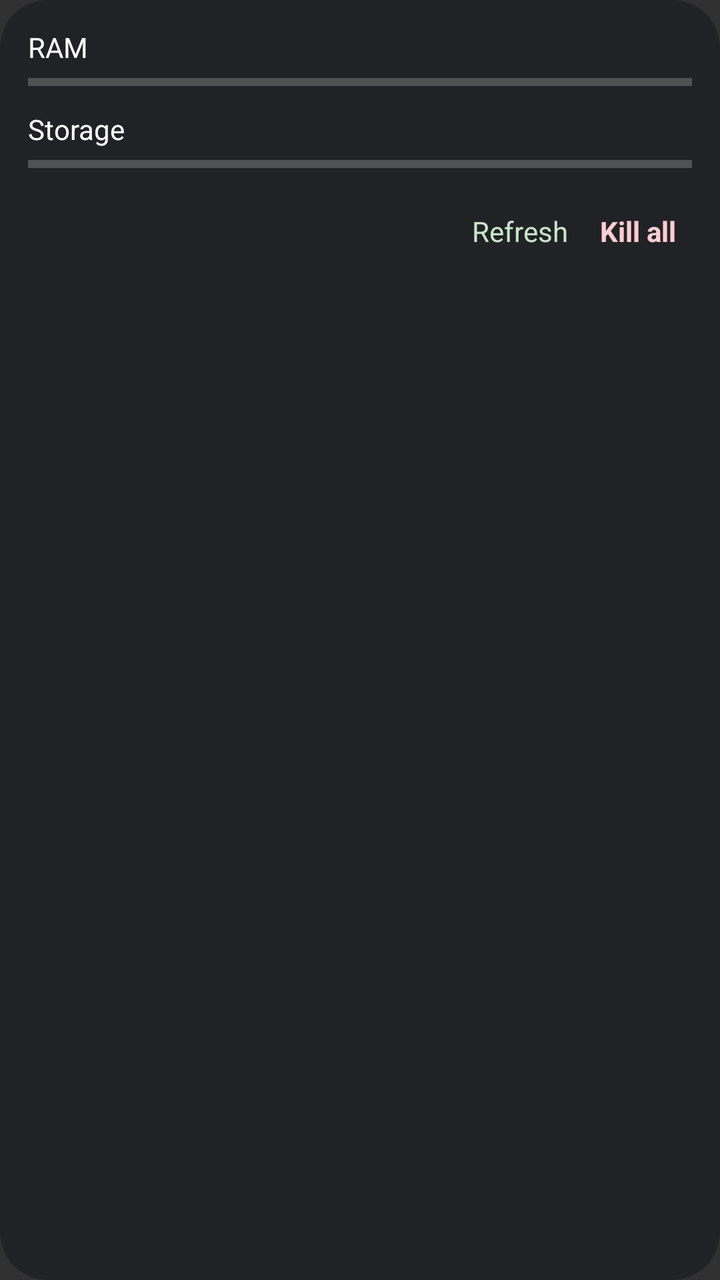
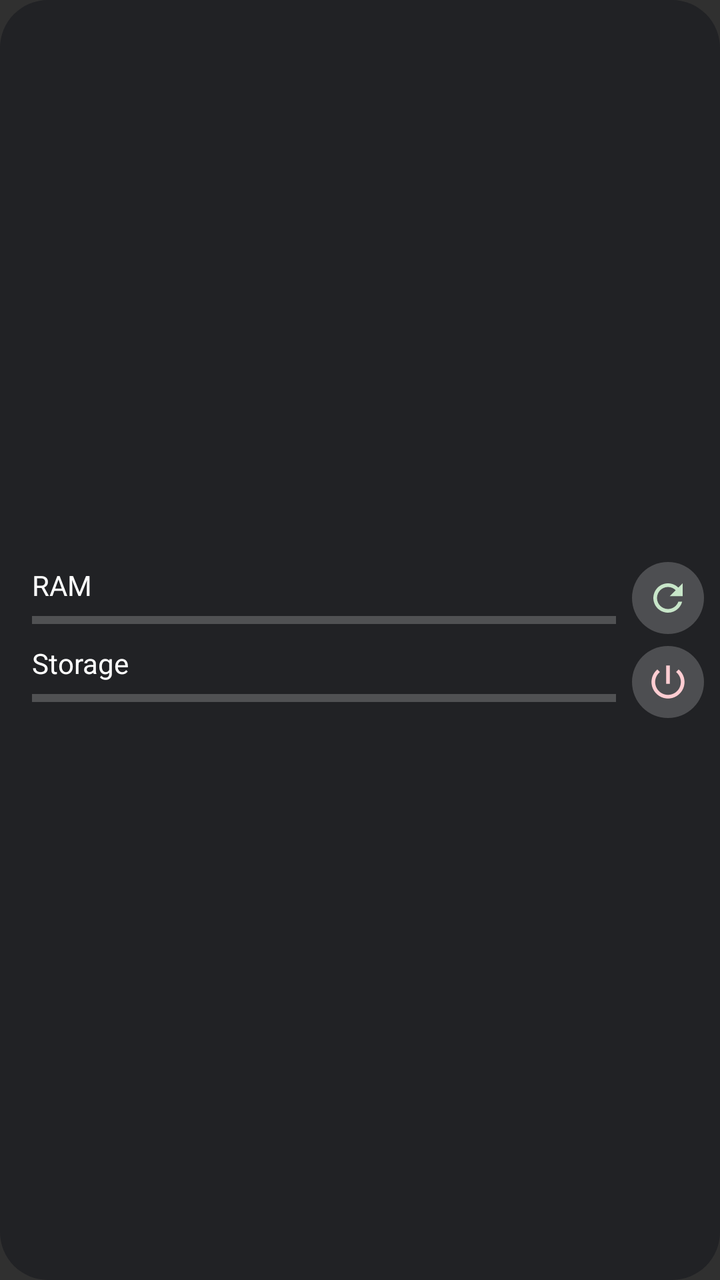

Two renders of the same Android screen: before a commit and after it. Below are the layout's source before the change and the commit's diff.
<!-- AndroidManifest.xml: application theme Theme.Memdroid -->
<!-- res/layout/widget.xml -->
<?xml version="1.0" encoding="utf-8"?>
<LinearLayout xmlns:android="http://schemas.android.com/apk/res/android"
    android:id="@+id/widget_root"
    android:layout_width="match_parent"
    android:layout_height="match_parent"
    android:background="@drawable/widget_background"
    android:orientation="vertical"
    android:padding="14dp">

    <TextView
        android:id="@+id/ram_text"
        android:layout_width="match_parent"
        android:layout_height="wrap_content"
        android:textColor="#FFFFFF"
        android:textSize="14sp"
        android:text="RAM" />

    <ProgressBar
        android:id="@+id/ram_bar"
        style="@android:style/Widget.Material.ProgressBar.Horizontal"
        android:layout_width="match_parent"
        android:layout_height="wrap_content"
        android:max="100" />

    <TextView
        android:id="@+id/storage_text"
        android:layout_width="match_parent"
        android:layout_height="wrap_content"
        android:layout_marginTop="6dp"
        android:textColor="#FFFFFF"
        android:textSize="14sp"
        android:text="Storage" />

    <ProgressBar
        android:id="@+id/storage_bar"
        style="@android:style/Widget.Material.ProgressBar.Horizontal"
        android:layout_width="match_parent"
        android:layout_height="wrap_content"
        android:max="100" />

    <LinearLayout
        android:layout_width="match_parent"
        android:layout_height="wrap_content"
        android:layout_marginTop="8dp"
        android:gravity="end"
        android:orientation="horizontal">

        <TextView
            android:id="@+id/refresh"
            android:layout_width="wrap_content"
            android:layout_height="wrap_content"
            android:padding="8dp"
            android:text="Refresh"
            android:textColor="#C8E6C9"
            android:textSize="14sp" />

        <TextView
            android:id="@+id/kill_all"
            android:layout_width="wrap_content"
            android:layout_height="wrap_content"
            android:padding="8dp"
            android:text="Kill all"
            android:textColor="#FFCDD2"
            android:textSize="14sp"
            android:textStyle="bold" />
    </LinearLayout>
</LinearLayout>
<!-- resources referenced by this layout -->
<resources>
  <!-- drawable widget_background (drawable) -->
  <?xml version="1.0" encoding="utf-8"?>
  <shape xmlns:android="http://schemas.android.com/apk/res/android" android:shape="rectangle">
      <solid android:color="#E6202124" />
      <corners android:radius="24dp" />
  </shape>
  <style name="Theme.Memdroid" parent="android:Theme.Material.NoActionBar">
          <item name="android:statusBarColor">@android:color/transparent</item>
          <item name="android:navigationBarColor">@android:color/transparent</item>
      </style>
</resources>

<!-- the commit's change to res/layout/widget.xml (unified diff, before → after) -->
@@ -4,64 +4,78 @@
     android:layout_width="match_parent"
     android:layout_height="match_parent"
     android:background="@drawable/widget_background"
-    android:orientation="vertical"
-    android:padding="14dp">
-
-    <TextView
-        android:id="@+id/ram_text"
-        android:layout_width="match_parent"
-        android:layout_height="wrap_content"
-        android:textColor="#FFFFFF"
-        android:textSize="14sp"
-        android:text="RAM" />
-
-    <ProgressBar
-        android:id="@+id/ram_bar"
-        style="@android:style/Widget.Material.ProgressBar.Horizontal"
-        android:layout_width="match_parent"
-        android:layout_height="wrap_content"
-        android:max="100" />
-
-    <TextView
-        android:id="@+id/storage_text"
-        android:layout_width="match_parent"
-        android:layout_height="wrap_content"
-        android:layout_marginTop="6dp"
-        android:textColor="#FFFFFF"
-        android:textSize="14sp"
-        android:text="Storage" />
-
-    <ProgressBar
-        android:id="@+id/storage_bar"
-        style="@android:style/Widget.Material.ProgressBar.Horizontal"
-        android:layout_width="match_parent"
-        android:layout_height="wrap_content"
-        android:max="100" />
+    android:gravity="center_vertical"
+    android:orientation="horizontal"
+    android:paddingStart="16dp"
+    android:paddingTop="10dp"
+    android:paddingEnd="8dp"
+    android:paddingBottom="10dp">
 
     <LinearLayout
-        android:layout_width="match_parent"
+        android:layout_width="0dp"
         android:layout_height="wrap_content"
-        android:layout_marginTop="8dp"
-        android:gravity="end"
-        android:orientation="horizontal">
+        android:layout_weight="1"
+        android:orientation="vertical">
 
         <TextView
-            android:id="@+id/refresh"
-            android:layout_width="wrap_content"
+            android:id="@+id/ram_text"
+            android:layout_width="match_parent"
             android:layout_height="wrap_content"
-            android:padding="8dp"
-            android:text="Refresh"
-            android:textColor="#C8E6C9"
-            android:textSize="14sp" />
+            android:maxLines="1"
+            android:ellipsize="end"
+            android:textColor="#FFFFFF"
+            android:textSize="14sp"
+            android:text="RAM" />
+
+        <ProgressBar
+            android:id="@+id/ram_bar"
+            style="@android:style/Widget.Material.ProgressBar.Horizontal"
+            android:layout_width="match_parent"
+            android:layout_height="wrap_content"
+            android:max="100" />
 
         <TextView
+            android:id="@+id/storage_text"
+            android:layout_width="match_parent"
+            android:layout_height="wrap_content"
+            android:layout_marginTop="4dp"
+            android:maxLines="1"
+            android:ellipsize="end"
+            android:textColor="#FFFFFF"
+            android:textSize="14sp"
+            android:text="Storage" />
+
+        <ProgressBar
+            android:id="@+id/storage_bar"
+            style="@android:style/Widget.Material.ProgressBar.Horizontal"
+            android:layout_width="match_parent"
+            android:layout_height="wrap_content"
+            android:max="100" />
+    </LinearLayout>
+
+    <LinearLayout
+        android:layout_width="wrap_content"
+        android:layout_height="wrap_content"
+        android:layout_marginStart="8dp"
+        android:orientation="vertical">
+
+        <ImageView
+            android:id="@+id/refresh"
+            android:layout_width="36dp"
+            android:layout_height="36dp"
+            android:background="@drawable/widget_button"
+            android:contentDescription="Refresh"
+            android:padding="7dp"
+            android:src="@drawable/ic_widget_refresh" />
+
+        <ImageView
             android:id="@+id/kill_all"
-            android:layout_width="wrap_content"
-            android:layout_height="wrap_content"
-            android:padding="8dp"
-            android:text="Kill all"
-            android:textColor="#FFCDD2"
-            android:textSize="14sp"
-            android:textStyle="bold" />
+            android:layout_width="36dp"
+            android:layout_height="36dp"
+            android:layout_marginTop="6dp"
+            android:background="@drawable/widget_button"
+            android:contentDescription="Kill all"
+            android:padding="7dp"
+            android:src="@drawable/ic_widget_kill" />
     </LinearLayout>
 </LinearLayout>
<!-- resource entries referenced after the edit -->
@@ -1,10 +1,27 @@
 <!-- resources referenced by this layout -->
 <resources>
+  <!-- drawable ic_widget_kill (drawable) -->
+  <vector xmlns:android="http://schemas.android.com/apk/res/android"
+      android:width="24dp" android:height="24dp" android:viewportWidth="24" android:viewportHeight="24">
+      <path android:fillColor="#FFCDD2"
+          android:pathData="M13,3h-2v10h2L13,3zM17.83,5.17l-1.42,1.42C17.99,7.86 19,9.81 19,12c0,3.87 -3.13,7 -7,7s-7,-3.13 -7,-7c0,-2.19 1.01,-4.14 2.58,-5.42L6.17,5.17C4.23,6.82 3,9.26 3,12c0,4.97 4.03,9 9,9s9,-4.03 9,-9c0,-2.74 -1.23,-5.18 -3.17,-6.83z" />
+  </vector>
+  <!-- drawable ic_widget_refresh (drawable) -->
+  <vector xmlns:android="http://schemas.android.com/apk/res/android"
+      android:width="24dp" android:height="24dp" android:viewportWidth="24" android:viewportHeight="24">
+      <path android:fillColor="#C8E6C9"
+          android:pathData="M17.65,6.35C16.2,4.9 14.21,4 12,4c-4.42,0 -7.99,3.58 -7.99,8s3.57,8 7.99,8c3.73,0 6.84,-2.55 7.73,-6h-2.08c-0.82,2.33 -3.04,4 -5.65,4 -3.31,0 -6,-2.69 -6,-6s2.69,-6 6,-6c1.66,0 3.14,0.69 4.22,1.78L13,11h7V4l-2.35,2.35z" />
+  </vector>
   <!-- drawable widget_background (drawable) -->
   <?xml version="1.0" encoding="utf-8"?>
   <shape xmlns:android="http://schemas.android.com/apk/res/android" android:shape="rectangle">
       <solid android:color="#E6202124" />
       <corners android:radius="24dp" />
+  </shape>
+  <!-- drawable widget_button (drawable) -->
+  <?xml version="1.0" encoding="utf-8"?>
+  <shape xmlns:android="http://schemas.android.com/apk/res/android" android:shape="oval">
+      <solid android:color="#33FFFFFF" />
   </shape>
   <style name="Theme.Memdroid" parent="android:Theme.Material.NoActionBar">
           <item name="android:statusBarColor">@android:color/transparent</item>
